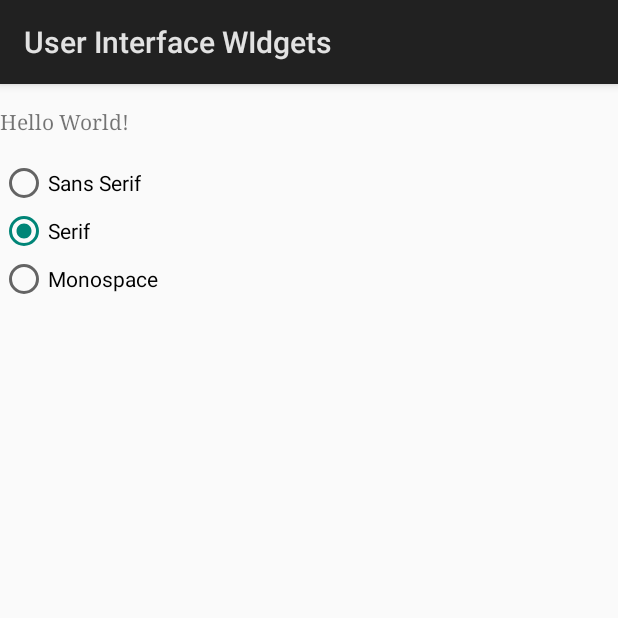
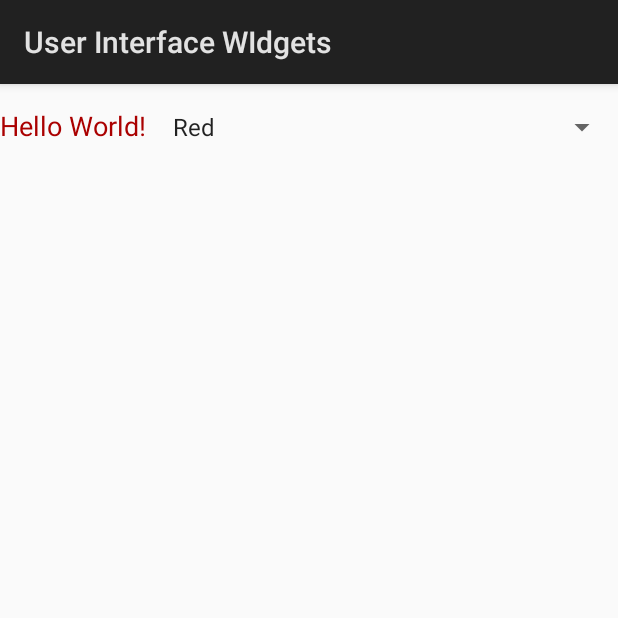
Before and after one commit to KalaiselvanSivakumar/Tutorial-Codes, an Android app: the screen it shows after launch (MainActivity), on a phone screen of 412 x 824 dp, the top half of it. Run offline under Robolectric (Android 15) with nearby library versions, the phone set to English and light mode, and no system bars.

Commit message:
User Interface Widgets: Spinner (DropDown Menu)

```diff
--- a/Applications/Android/Android_Programming_Succinctly/Chapter5_UserInterfaceWidgets/app/src/main/java/com/blueflame/userinterfacewidgets/MainActivity.java
+++ b/Applications/Android/Android_Programming_Succinctly/Chapter5_UserInterfaceWidgets/app/src/main/java/com/blueflame/userinterfacewidgets/MainActivity.java
@@ -11,12 +11,17 @@ import android.util.TypedValue;
 import android.view.KeyEvent;
 import android.view.View;
 import android.view.inputmethod.EditorInfo;
+import android.widget.AdapterView;
+import android.widget.ArrayAdapter;
 import android.widget.CheckBox;
 import android.widget.EditText;
 import android.widget.ImageView;
 import android.widget.RadioButton;
 import android.widget.RadioGroup;
+import android.widget.Spinner;
 import android.widget.TextView;
+
+import java.util.ArrayList;
 
 public class MainActivity extends Activity {
 
@@ -74,12 +79,33 @@ public class MainActivity extends Activity {
 		synchronizeTextView();
 		*/
 
+		/*
 		// Radio Group and Radio Button
 		setContentView(R.layout.activity_radiobutton);
 		// Set the initial selection
 		RadioButton serif = findViewById(R.id.radioButtonSerif);
 		serif.setChecked(true);
 		radioButtonClickHandler(null);
+		*/
+
+		setContentView(R.layout.activitiy_spinner);
+
+		ArrayAdapter<CharSequence> spinnerAdapter = ArrayAdapter.createFromResource(this, R.array.spinner_colors, android.R.layout.simple_spinner_item);
+		spinnerAdapter.setDropDownViewResource(android.R.layout.simple_spinner_dropdown_item);
+
+		Spinner spinner = findViewById(R.id.colorSpinner);
+		spinner.setAdapter(spinnerAdapter);
+
+		spinner.setOnItemSelectedListener(new AdapterView.OnItemSelectedListener() {
+			@Override
+			public void onItemSelected(AdapterView<?> parent, View view, int position, long id) {
+				String selectedColor = (String) parent.getItemAtPosition(position);
+				setTextColor(selectedColor);
+			}
+
+			@Override
+			public void onNothingSelected(AdapterView<?> parent) { }
+		});
 
 	}
 
@@ -139,4 +165,32 @@ public class MainActivity extends Activity {
 		TextView textView = findViewById(R.id.radioText);
 		textView.setTypeface(Typeface.create(typeface, Typeface.NORMAL));
 	}
+
+	public void setTextColor(String color) {
+		String hexColor;
+		switch (color) {
+			case "Red":
+				hexColor = "#FFAA0000";
+				break;
+			case "Orange":
+				hexColor = "#FFCC6600";
+				break;
+			case "Yellow":
+				hexColor = "#FFCCAA00";
+				break;
+			case "Green":
+				hexColor = "#FF00AA00";
+				break;
+			case "Blue":
+				hexColor = "#FF0000AA";
+				break;
+			case "Violet":
+				hexColor = "#FF6600AA";
+				break;
+			default:
+				hexColor = "#FF000000";
+		}
+		TextView textView = findViewById(R.id.spinnerText);
+		textView.setTextColor(Color.parseColor(hexColor));
+	}
 }
--- /dev/null
+++ b/Applications/Android/Android_Programming_Succinctly/Chapter5_UserInterfaceWidgets/app/src/main/res/layout/activitiy_spinner.xml
@@ -0,0 +1,23 @@
+<?xml version="1.0" encoding="utf-8"?>
+<LinearLayout xmlns:android="http://schemas.android.com/apk/res/android"
+	android:layout_width="match_parent"
+	android:layout_height="match_parent"
+	android:orientation="horizontal">
+
+	<TextView
+		android:id="@+id/spinnerText"
+		android:layout_width="wrap_content"
+		android:layout_height="wrap_content"
+		android:textColor="#FF000000"
+		android:paddingTop="15dp"
+		android:paddingBottom="15dp"
+		android:layout_marginEnd="10dp"
+		android:textSize="18sp"
+		android:text="Hello World!" />
+
+	<Spinner
+		android:id="@+id/colorSpinner"
+		android:layout_width="match_parent"
+		android:layout_height="wrap_content" />
+
+</LinearLayout>
--- a/Applications/Android/Android_Programming_Succinctly/Chapter5_UserInterfaceWidgets/app/src/main/res/values/strings.xml
+++ b/Applications/Android/Android_Programming_Succinctly/Chapter5_UserInterfaceWidgets/app/src/main/res/values/strings.xml
@@ -1,3 +1,11 @@
 <resources>
 	<string name="app_name">User Interface WIdgets</string>
+	<string-array name="spinner_colors">
+		<item>Red</item>
+		<item>Orange</item>
+		<item>Yellow</item>
+		<item>Green</item>
+		<item>Blue</item>
+		<item>Violet</item>
+	</string-array>
 </resources>
```
